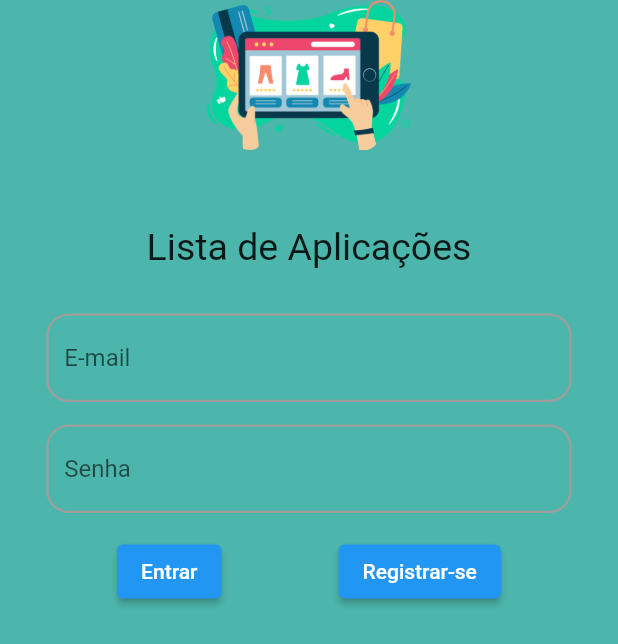
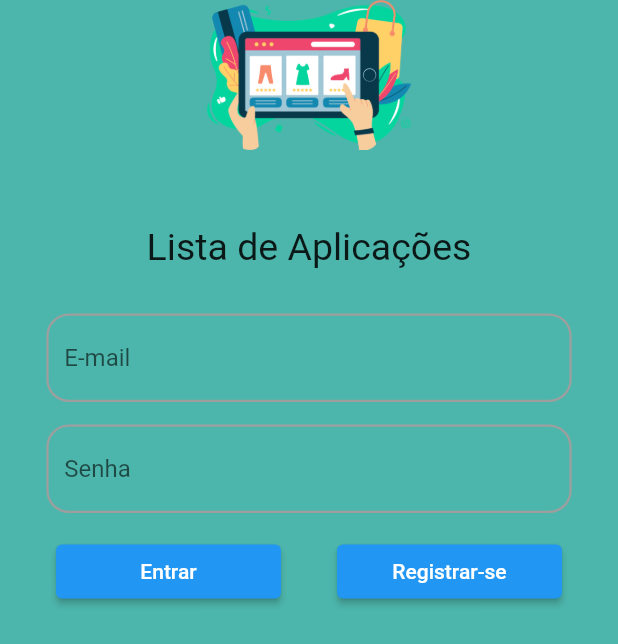
Before and after one commit to matheusfellipe/shopcom-flutter, a Flutter app: the screen it shows after launch, on a phone screen of 412 x 824 dp. Shown: the top 644 px of the screen. Run offline on Flutter 3.47's test engine with Material 2 defaults, Android fonts, the light colour scheme and no system bars.

Commit message:
implementing login screen

```diff
--- a/lib/screen/login_screen_new.dart
+++ b/lib/screen/login_screen_new.dart
@@ -43,9 +43,16 @@ class LoginScreenNew extends StatelessWidget {
               height: 15,
             ),
             Row(mainAxisAlignment: MainAxisAlignment.spaceEvenly, children: [
-              ElevatedButton(onPressed: () {}, child: const Text("Entrar")),
-              ElevatedButton(
-                  onPressed: () {}, child: const Text("Registrar-se")),
+              SizedBox(
+                width: 150,
+                child: ElevatedButton(
+                    onPressed: () {}, child: const Text("Entrar")),
+              ),
+              SizedBox(
+                width: 150,
+                child: ElevatedButton(
+                    onPressed: () {}, child: const Text("Registrar-se")),
+              ),
             ]),
           ],
         ),
```
